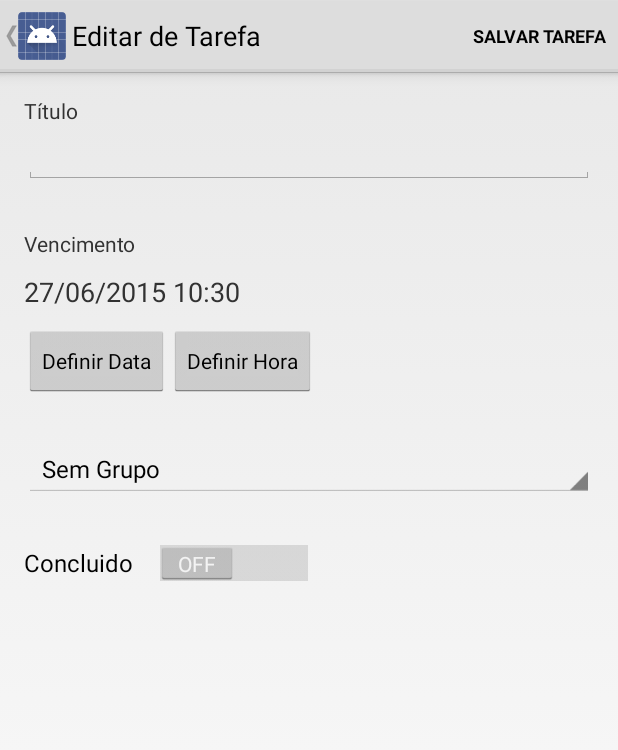
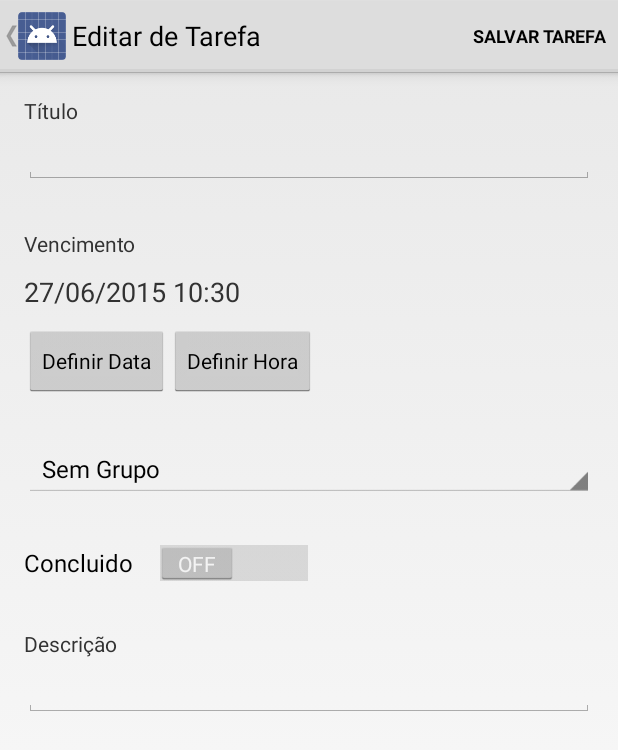
Before and after one commit to ricardo0100/JobsList-Android, an Android app: the EdicaoTarefaActivity screen opened directly, with no data from a screen before it, on a phone screen of 412 x 824 dp. Shown: the top 750 px of the screen. Run offline under Robolectric (Android 15) with nearby library versions, the phone set to English and light mode, and no system bars; libraries missing offline, so code that uses them is left out: io.realm; 2 statements that could not run were skipped.

Commit message:
Descricao da tarefa

```diff
--- a/JobsList/app/src/main/java/br/com/otes06/jobslist/EdicaoTarefaActivity.java
+++ b/JobsList/app/src/main/java/br/com/otes06/jobslist/EdicaoTarefaActivity.java
@@ -46,6 +46,7 @@ public class EdicaoTarefaActivity extends Activity {
     private Button botaoDefinirHora;
     private Spinner grupoSpinner;
     private Switch switchConcluido;
+    private EditText editTextDescricao;
 
     private Calendar vencimento;
     private int position;
@@ -64,6 +65,7 @@ public class EdicaoTarefaActivity extends Activity {
         this.botaoDefinirHora = (Button) findViewById(R.id.buttonDefinirHora);
         this.grupoSpinner = (Spinner) findViewById(R.id.spinnerGrupo);
         this.switchConcluido = (Switch) findViewById(R.id.switchConcluido);
+        this.editTextDescricao = (EditText) findViewById(R.id.editTextDescricao);
 
         carregarSpinnerGrupos();
 
@@ -168,9 +170,9 @@ public class EdicaoTarefaActivity extends Activity {
             }
         });
 
-
         this.switchConcluido.setChecked(this.tarefa.getConcluida());
 
+        this.editTextDescricao.setText(this.tarefa.getDescricao());
     }
 
     private boolean isNovaTarefa() {
@@ -202,6 +204,8 @@ public class EdicaoTarefaActivity extends Activity {
             this.tarefa.setVencimento(this.vencimento.getTime());
             this.tarefa.setGrupo((GrupoStruct) this.grupoSpinner.getSelectedItem());
             this.tarefa.setConcluida(switchConcluido.isChecked());
+            this.tarefa.setDescricao(this.editTextDescricao.getText().toString());
+
             this.tarefaGateway.salvar(this.tarefa);
             NavUtils.navigateUpFromSameTask(this);
         }
--- a/JobsList/app/src/main/res/layout/activity_edicao_tarefa.xml
+++ b/JobsList/app/src/main/res/layout/activity_edicao_tarefa.xml
@@ -94,5 +94,26 @@
         android:checked="false"
         android:layout_marginTop="30dp"/>
 
+    <TextView
+        android:layout_width="wrap_content"
+        android:layout_height="wrap_content"
+        android:textAppearance="?android:attr/textAppearanceSmall"
+        android:text="Descrição"
+        android:id="@+id/textView2"
+        android:layout_below="@+id/switchConcluido"
+        android:layout_alignParentLeft="true"
+        android:layout_alignParentStart="true"
+        android:layout_marginTop="30dp"/>
+
+    <EditText
+        android:layout_width="wrap_content"
+        android:layout_height="wrap_content"
+        android:id="@+id/editTextDescricao"
+        android:layout_below="@+id/textView2"
+        android:layout_alignParentLeft="true"
+        android:layout_alignParentStart="true"
+        android:layout_alignRight="@+id/spinnerGrupo"
+        android:layout_alignEnd="@+id/spinnerGrupo" />
+
 
 </RelativeLayout>
```
